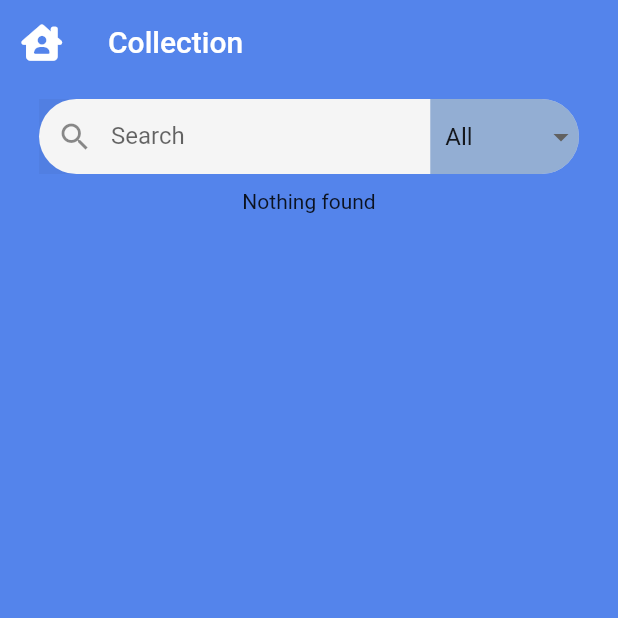
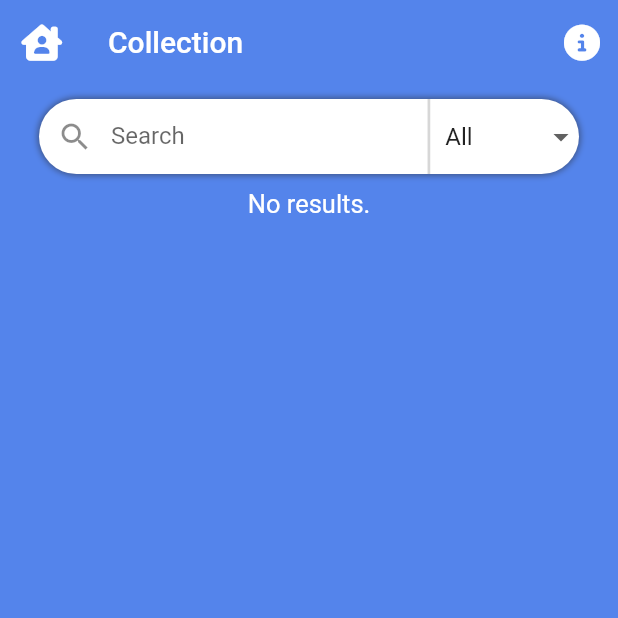
Before and after one commit to ricardo-gonzalez-villegas/flashcards-app, a Flutter app: the UserCollectionScreen screen opened directly, on a phone screen of 412 x 824 dp, the top half of it. Run offline on Flutter 3.47's test engine with Material 2 defaults, Android fonts, the phone set to English and light mode, and no system bars; our stand-ins replace cloud_firestore, firebase_auth, firebase_core, font_awesome_flutter; accounts and stored records are empty.

Commit message:
Finished redesign of collection screen

```diff
--- a/lib/screens/user_collection_screen.dart
+++ b/lib/screens/user_collection_screen.dart
@@ -113,6 +113,11 @@ class _UserCollectionScreenState extends State<UserCollectionScreen> {
               );
             }),
         title: const Text("Collection"),
+        actions: [
+          IconButton(
+              onPressed: () => print("Help"),
+              icon: const FaIcon(FontAwesomeIcons.circleInfo))
+        ],
         backgroundColor: Colors.transparent,
         shadowColor: Colors.transparent,
       ),
@@ -124,13 +129,28 @@ class _UserCollectionScreenState extends State<UserCollectionScreen> {
               decoration: BoxDecoration(
                   borderRadius: BorderRadius.circular(30.0),
                   color: Colors.white,
-              ),
+                  boxShadow: [
+                    BoxShadow(
+                      color: const Color.fromARGB(255, 39, 38, 38)
+                          .withOpacity(0.5),
+                      spreadRadius: 1,
+                      blurRadius: 3,
+                    )
+                  ]),
               margin: const EdgeInsets.fromLTRB(0, 10, 0, 10),
               width: 360,
               height: 50,
               child: Row(
                 children: [
                   Expanded(
+                    child: Container(
+                      decoration: const BoxDecoration(
+                        border: Border(
+                          right: BorderSide(
+                              width: 1.8,
+                              color: Color.fromARGB(255, 215, 215, 215)),
+                        ),
+                      ),
                       child: TextField(
                         onChanged: (value) {
                           _filter = value;
@@ -142,16 +162,20 @@ class _UserCollectionScreenState extends State<UserCollectionScreen> {
                             prefixIcon: Icon(Icons.search),
                             labelText: "Search",
                             filled: true,
+                            fillColor: Colors.transparent,
                             border: InputBorder.none),
                       ),
                     ),
+                  ),
                   Container(
-                    padding: EdgeInsets.fromLTRB(10, 0, 0, 0),
+                    padding: const EdgeInsets.fromLTRB(10, 0, 0, 0),
                     decoration: const BoxDecoration(
-                        color: Color.fromARGB(150, 72, 117, 181),
+                      // color: Color.fromARGB(150, 72, 117, 181),
                       borderRadius: BorderRadius.only(
                         topRight: Radius.circular(30),
-                            bottomRight: Radius.circular(30))),
+                        bottomRight: Radius.circular(30),
+                      ),
+                    ),
                     height: 50,
                     child: DropdownButtonHideUnderline(
                       child: DropdownButton(
@@ -198,11 +222,15 @@ class _UserCollectionState extends State<UserCollection> {
       builder: (BuildContext context,
           AsyncSnapshot<QuerySnapshot> flashcardSnapshot) {
         if (flashcardSnapshot.connectionState == ConnectionState.waiting) {
-          return const Text('Loading');
+          return const Text('Loading...',
+              style: TextStyle(fontSize: 17, color: Colors.white));
         }
         List flashcardsList = flashcardSnapshot.data!.docs.toList();
         if (flashcardsList.isEmpty) {
-          return const Text("Nothing found");
+          return const Text(
+            "No results.",
+            style: TextStyle(fontSize: 17, color: Colors.white),
+          );
         }
 
         return Expanded(
```
Also changed, not shown: lib/screens/flashcard_info_screen.dart (+6 -6 lines), lib/widgets/flashcard_tile.dart (+31 -9 lines). Lines whose indentation alone changed are shown as unchanged.
